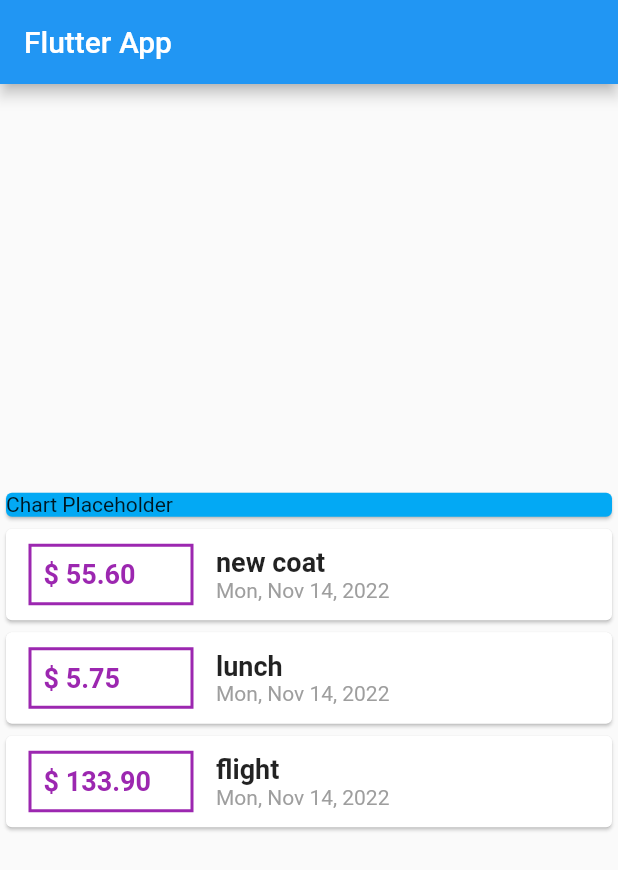
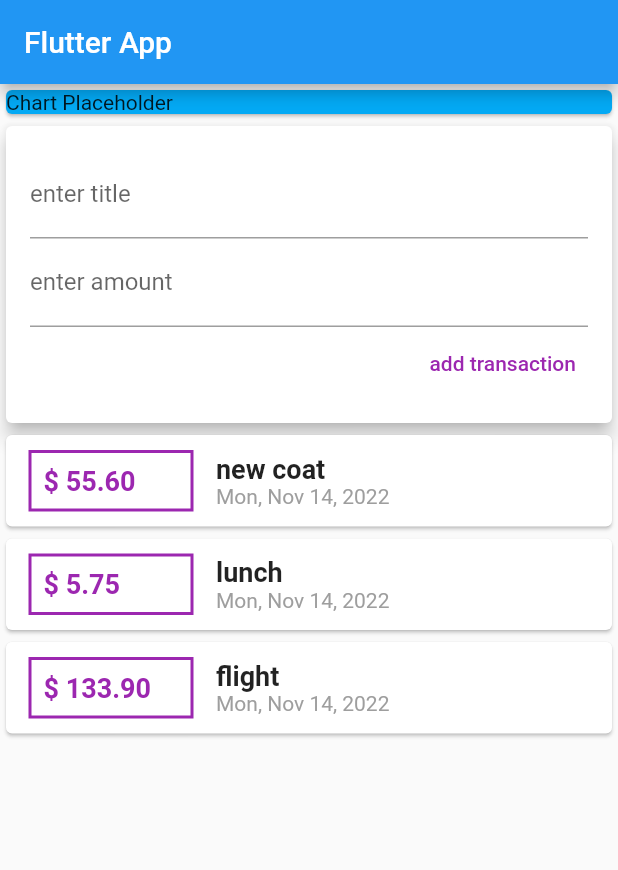
Before and after one commit to carlstep/max_expense_app_3, a Flutter app: the screen it shows after launch, on a phone screen of 412 x 824 dp. Shown: the top 870 px of the screen. Run offline on Flutter 3.47's test engine with Material 2 defaults, Android fonts, the phone set to English and light mode, and no system bars.

Commit message:
85 - Adding TextField Input Widgets

```diff
--- a/lib/main.dart
+++ b/lib/main.dart
@@ -47,7 +47,7 @@ class MyHomePage extends StatelessWidget {
         title: const Text('Flutter App'),
       ),
       body: Column(
-        mainAxisAlignment: MainAxisAlignment.center,
+        //mainAxisAlignment: MainAxisAlignment.start,
         crossAxisAlignment: CrossAxisAlignment.stretch,
         children: [
           Container(
@@ -55,6 +55,31 @@ class MyHomePage extends StatelessWidget {
             child: const Card(
               color: Colors.lightBlue,
               child: Text('Chart Placeholder'),
+            ),
+          ),
+          Card(
+            elevation: 5,
+            child: Container(
+              margin: EdgeInsets.all(4),
+              padding: EdgeInsets.all(12),
+              child: Column(
+                crossAxisAlignment: CrossAxisAlignment.end,
+                children: [
+                  TextField(
+                    decoration: InputDecoration(labelText: 'enter title'),
+                  ),
+                  TextField(
+                    decoration: InputDecoration(labelText: 'enter amount'),
+                  ),
+                  TextButton(
+                    onPressed: () {},
+                    child: Text('add transaction'),
+                    style: ButtonStyle(
+                      foregroundColor: MaterialStateProperty.all(Colors.purple),
+                    ),
+                  ),
+                ],
+              ),
             ),
           ),
           Column(
```
Also changed, not shown: 1 other file.
